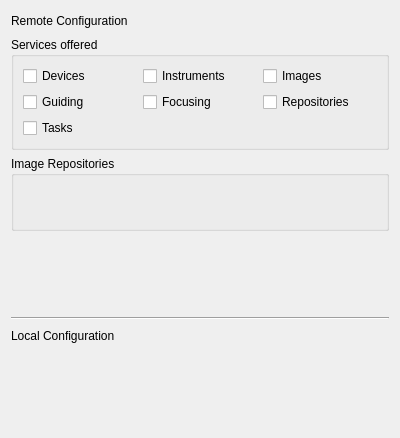
AndreasFMueller/AstroPhotography, file snowgui/snowgui/main/configurationdialog.ui: the form before one commit.
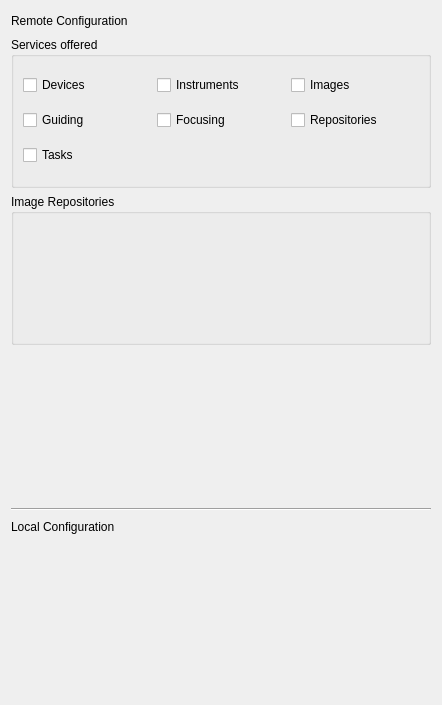
The form after the commit. Custom widgets are drawn as their Qt base class.

The edit to the form file:
```diff
--- a/snowgui/snowgui/main/configurationdialog.ui
+++ b/snowgui/snowgui/main/configurationdialog.ui
@@ -6,8 +6,8 @@
    <rect>
     <x>0</x>
     <y>0</y>
-    <width>400</width>
-    <height>438</height>
+    <width>442</width>
+    <height>705</height>
    </rect>
   </property>
   <property name="windowTitle">
@@ -98,7 +98,7 @@
      </property>
      <layout class="QVBoxLayout" name="verticalLayout_2">
       <item>
-       <widget class="snowgui::repositoryconfigurationwidget" name="widget_3" native="true"/>
+       <widget class="snowgui::repositoryconfigurationwidget" name="repositoryconfiguration" native="true"/>
       </item>
      </layout>
     </widget>
```
Left out of the diff: 2 changed lines with no effect on the pictures.
